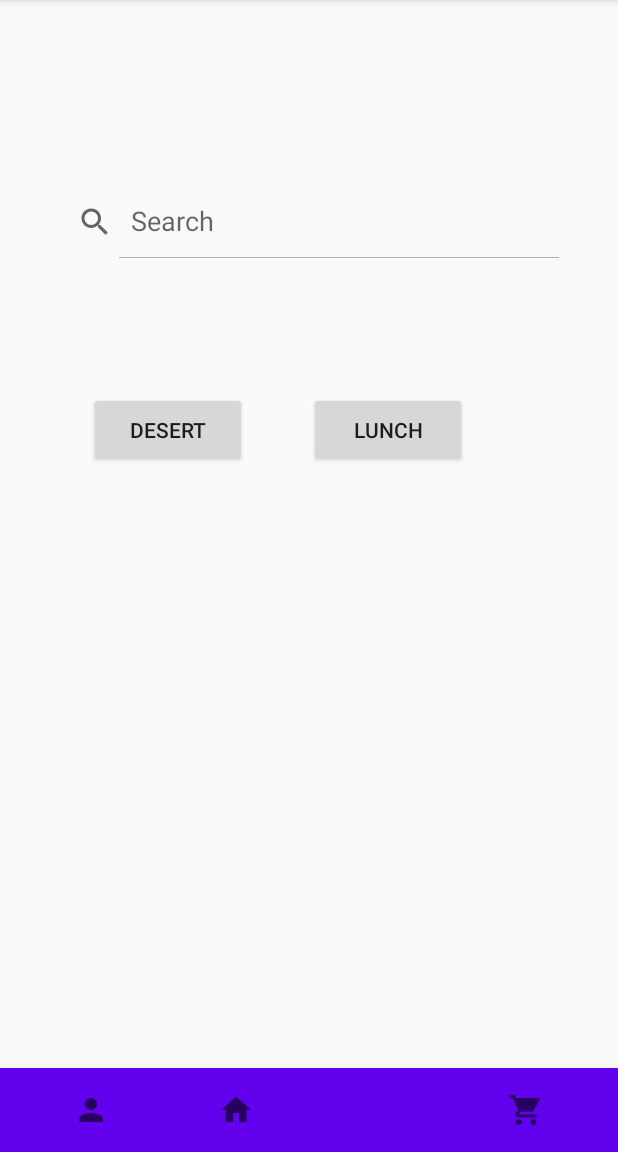
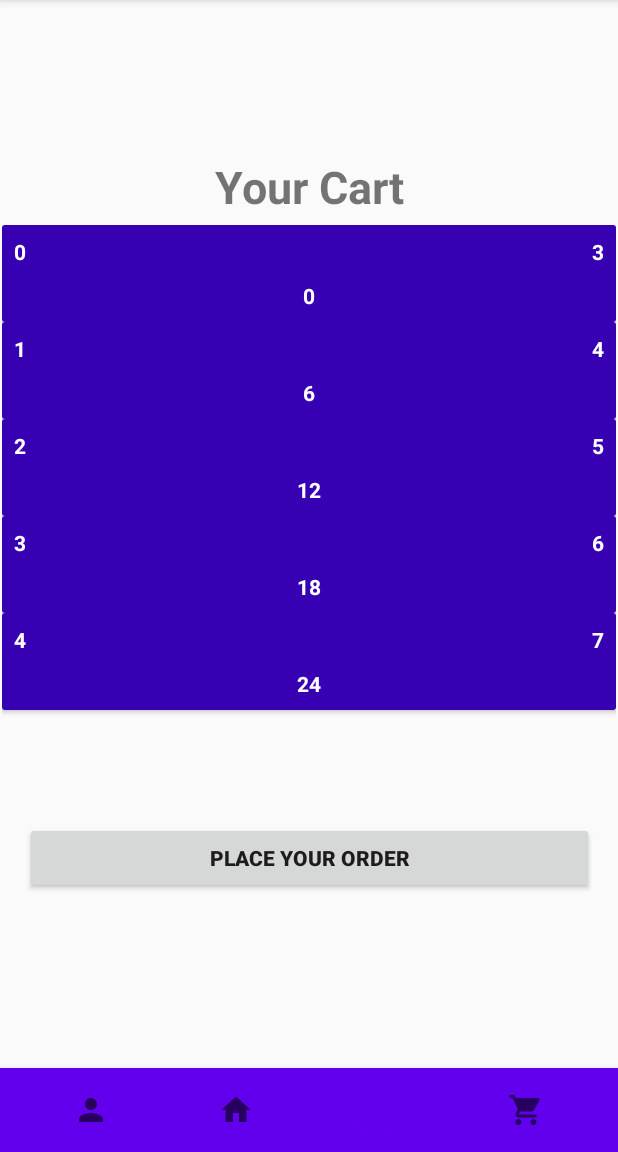
Before and after one commit to anilChouhan-sh/Pro_java_Food, an Android app: the Search screen opened through its navigation route, on a phone screen of 412 x 824 dp, the part 84-1236 px from its top. Run offline under Robolectric (Android 15) with nearby library versions, the light colour scheme and no system bars; our stand-ins replace navigation-ui.

Commit message:
New File added

```diff
--- a/app/src/main/AndroidManifest.xml
+++ b/app/src/main/AndroidManifest.xml
@@ -11,7 +11,8 @@
         android:roundIcon="@mipmap/ic_launcher_round"
         android:supportsRtl="true"
         android:theme="@style/AppTheme">
-        <activity android:name=".homepage"></activity>
+        <activity android:name=".Restaurant_Info"></activity>
+        <activity android:name=".homepage" />
         <activity android:name=".MainActivity">
             <intent-filter>
                 <action android:name="android.intent.action.MAIN" />
--- a/app/src/main/java/com/example/amla/Recycle_adapter.java
+++ b/app/src/main/java/com/example/amla/Recycle_adapter.java
@@ -41,7 +41,7 @@
 
     @Override
     public int getItemCount() {
-        return 5;
+        return 5    ;
     }
 
     class Viewholder  extends RecyclerView.ViewHolder{
--- a/app/src/main/java/com/example/amla/Search.java
+++ b/app/src/main/java/com/example/amla/Search.java
@@ -5,16 +5,19 @@
 import android.view.View;
 import android.view.ViewGroup;
 import android.widget.Button;
+import android.widget.LinearLayout;
 import android.widget.SearchView;
 import android.widget.TextView;
 
 import androidx.annotation.NonNull;
 import androidx.annotation.Nullable;
 import androidx.fragment.app.Fragment;
+import androidx.recyclerview.widget.LinearLayoutManager;
+import androidx.recyclerview.widget.RecyclerView;
 
 public class Search extends Fragment   {
 
-    SearchView search ;
+   /* SearchView search ;
     Button desert , lunch , dinner , snack ;
 
 
@@ -49,5 +52,39 @@
             }
         });
 
+    }*/
+
+    RecyclerView recyclerView ;
+    RecyclerView.LayoutManager layoutManager ;
+    Button placeorder ;
+
+
+    @Override
+    public View onCreateView(LayoutInflater inflater, ViewGroup container,
+                             Bundle savedInstanceState) {
+        // Inflate the layout for this fragment
+        return inflater.inflate(R.layout.fragment_cart, container, false);
+    }
+
+    @Override
+    public void onViewCreated(@NonNull View view, @Nullable Bundle savedInstanceState) {
+
+   /* LayoutInflater x = new LayoutInflater(view.) {
+        @Override
+        public LayoutInflater cloneInContext(Context newContext) {
+            return null;
+        }
+    };*/
+        super.onViewCreated(view, savedInstanceState);
+        recyclerView = view.findViewById(R.id.recyclerview);
+        recyclerView.setHasFixedSize(true);
+        layoutManager = new LinearLayoutManager(view.getContext());
+        recyclerView.setLayoutManager(layoutManager);
+
+        placeorder = view.findViewById(R.id.placeorder);
+
+        Recycle_adapter adapter = new Recycle_adapter(view.getContext() );
+        recyclerView.setAdapter(adapter);
+
     }
 }
--- a/app/src/main/java/com/example/amla/cart.java
+++ b/app/src/main/java/com/example/amla/cart.java
@@ -18,37 +18,5 @@
 public class cart extends Fragment {
 
 
-    RecyclerView recyclerView ;
-    RecyclerView.LayoutManager layoutManager ;
-    Button placeorder ;
 
-
-    @Override
-    public View onCreateView(LayoutInflater inflater, ViewGroup container,
-                             Bundle savedInstanceState) {
-        // Inflate the layout for this fragment
-        return inflater.inflate(R.layout.fragment_cart, container, false);
-    }
-
-    @Override
-    public void onViewCreated(@NonNull View view, @Nullable Bundle savedInstanceState) {
-
-   /* LayoutInflater x = new LayoutInflater(view.) {
-        @Override
-        public LayoutInflater cloneInContext(Context newContext) {
-            return null;
-        }
-    };*/
-        super.onViewCreated(view, savedInstanceState);
-        recyclerView = view.findViewById(R.id.recyclerview);
-        recyclerView.setHasFixedSize(true);
-        layoutManager = new LinearLayoutManager(view.getContext());
-        recyclerView.setLayoutManager(layoutManager);
-
-        placeorder = view.findViewById(R.id.placeorder);
-
-        Recycle_adapter adapter = new Recycle_adapter(view.getContext() );
-        recyclerView.setAdapter(adapter);
-
-    }
 }
```
Also changed, not shown: app/src/main/java/com/example/amla/Restaurant_Info.java (added, +14 -0 lines), app/src/main/res/layout/activity_restaurant__info.xml (added, +9 -0 lines).
